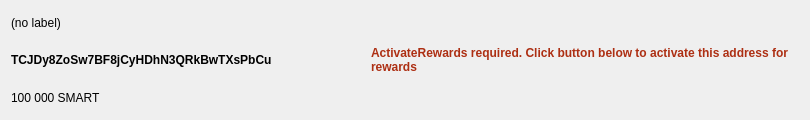
SmartCash/Core-Smart, file src/qt/forms/smartrewardentry.ui: the form before one commit.
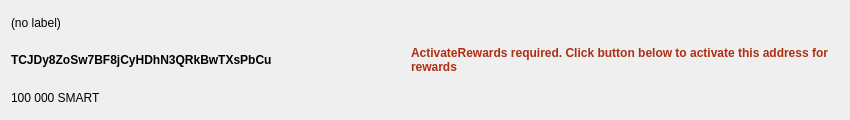
The form after the commit.

Commit message: Allow more space for the address in the SmartRewards tab

What changed in the file:
```diff
--- a/src/qt/forms/smartrewardentry.ui
+++ b/src/qt/forms/smartrewardentry.ui
@@ -33,13 +33,13 @@
       <widget class="QLabel" name="lblAddress">
        <property name="minimumSize">
         <size>
-         <width>320</width>
+         <width>360</width>
          <height>40</height>
         </size>
        </property>
        <property name="maximumSize">
         <size>
-         <width>320</width>
+         <width>360</width>
          <height>40</height>
         </size>
        </property>
```
The commit also changes 1 other file.
